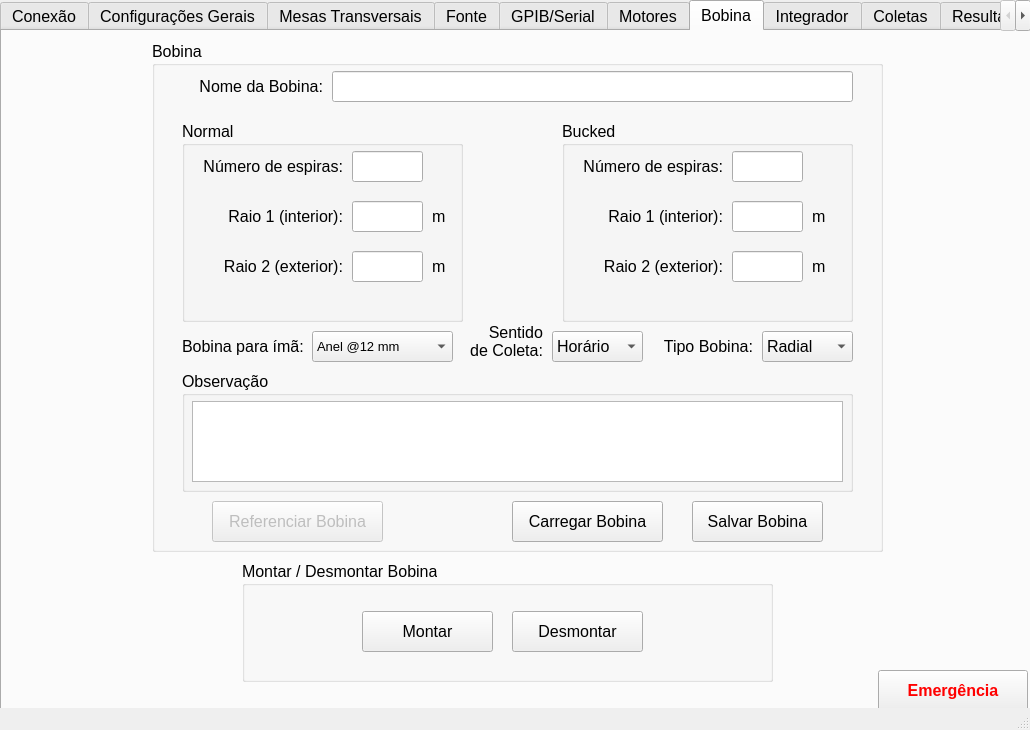
The window that BobinaGirante_Digital_v7_Bancada1.ui (lnls-ima/rotating-coil-control) describes before a commit, drawn with Qt 5.
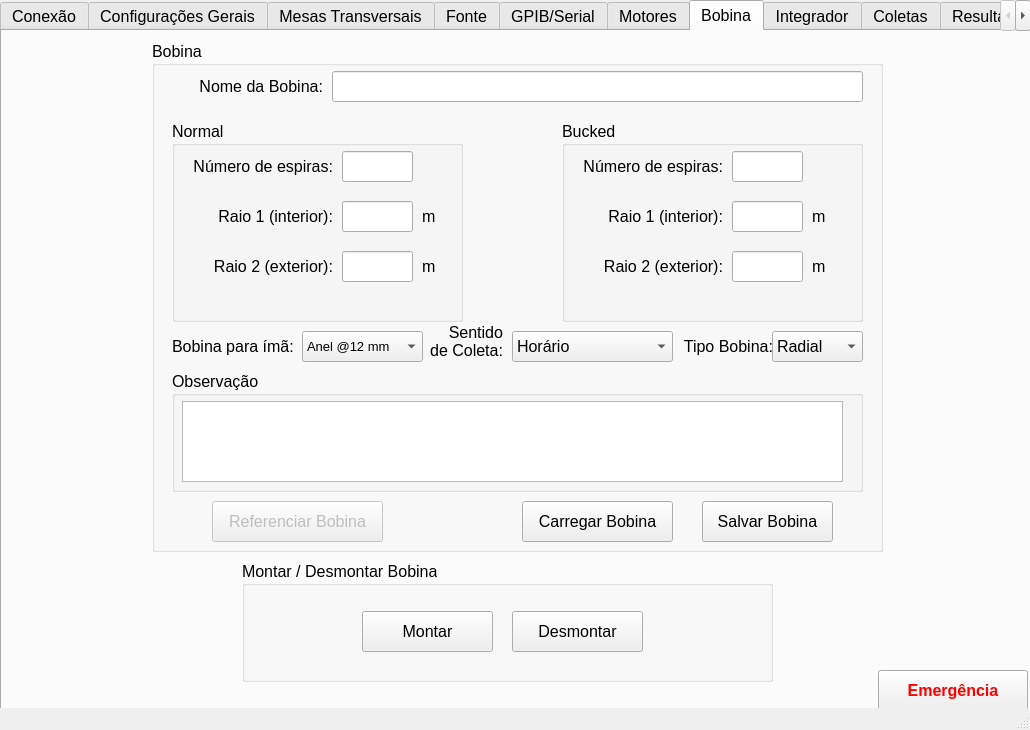
The same window after the commit. The open tabs and pages were chosen to show the change. Icons and pictures are not drawn. Custom widgets are drawn as their Qt base class.

Diff of the .ui file:
```diff
--- a/BobinaGirante_Digital_v7_Bancada1.ui
+++ b/BobinaGirante_Digital_v7_Bancada1.ui
@@ -6612,7 +6612,7 @@
         <rect>
          <x>410</x>
          <y>80</y>
-         <width>291</width>
+         <width>301</width>
          <height>201</height>
         </rect>
        </property>
@@ -6730,9 +6730,9 @@
       <widget class="QGroupBox" name="groupBox_13">
        <property name="geometry">
         <rect>
-         <x>30</x>
+         <x>20</x>
          <y>80</y>
-         <width>281</width>
+         <width>291</width>
          <height>201</height>
         </rect>
        </property>
@@ -6850,7 +6850,7 @@
       <widget class="QPushButton" name="BobinaS">
        <property name="geometry">
         <rect>
-         <x>540</x>
+         <x>550</x>
          <y>460</y>
          <width>131</width>
          <height>41</height>
@@ -6867,7 +6867,7 @@
       <widget class="QPushButton" name="BobinaL">
        <property name="geometry">
         <rect>
-         <x>360</x>
+         <x>370</x>
          <y>460</y>
          <width>151</width>
          <height>41</height>
@@ -6886,7 +6886,7 @@
         <rect>
          <x>180</x>
          <y>30</y>
-         <width>521</width>
+         <width>531</width>
          <height>31</height>
         </rect>
        </property>
@@ -6910,7 +6910,7 @@
       <widget class="QLabel" name="label_34">
        <property name="geometry">
         <rect>
-         <x>310</x>
+         <x>270</x>
          <y>280</y>
          <width>81</width>
          <height>41</height>
@@ -6932,9 +6932,9 @@
       <widget class="QComboBox" name="sentido_2">
        <property name="geometry">
         <rect>
-         <x>400</x>
+         <x>360</x>
          <y>290</y>
-         <width>91</width>
+         <width>161</width>
          <height>31</height>
         </rect>
        </property>
@@ -6952,7 +6952,7 @@
       <widget class="QComboBox" name="tipo_bobina">
        <property name="geometry">
         <rect>
-         <x>610</x>
+         <x>620</x>
          <y>290</y>
          <width>91</width>
          <height>31</height>
@@ -6972,7 +6972,7 @@
       <widget class="QLabel" name="label_53">
        <property name="geometry">
         <rect>
-         <x>500</x>
+         <x>520</x>
          <y>290</y>
          <width>101</width>
          <height>31</height>
@@ -6988,9 +6988,9 @@
       <widget class="QGroupBox" name="groupBox_29">
        <property name="geometry">
         <rect>
-         <x>30</x>
+         <x>20</x>
          <y>330</y>
-         <width>671</width>
+         <width>691</width>
          <height>121</height>
         </rect>
        </property>
@@ -7002,7 +7002,7 @@
          <rect>
           <x>10</x>
           <y>30</y>
-          <width>651</width>
+          <width>661</width>
           <height>81</height>
          </rect>
         </property>
@@ -7037,7 +7037,7 @@
       <widget class="QLabel" name="label_175">
        <property name="geometry">
         <rect>
-         <x>30</x>
+         <x>20</x>
          <y>290</y>
          <width>121</width>
          <height>31</height>
@@ -7050,9 +7050,9 @@
       <widget class="QComboBox" name="ima_bobina">
        <property name="geometry">
         <rect>
-         <x>160</x>
+         <x>150</x>
          <y>290</y>
-         <width>141</width>
+         <width>121</width>
          <height>31</height>
         </rect>
        </property>
```
Left out of the diff: 45 changed lines with no effect on the pictures.
